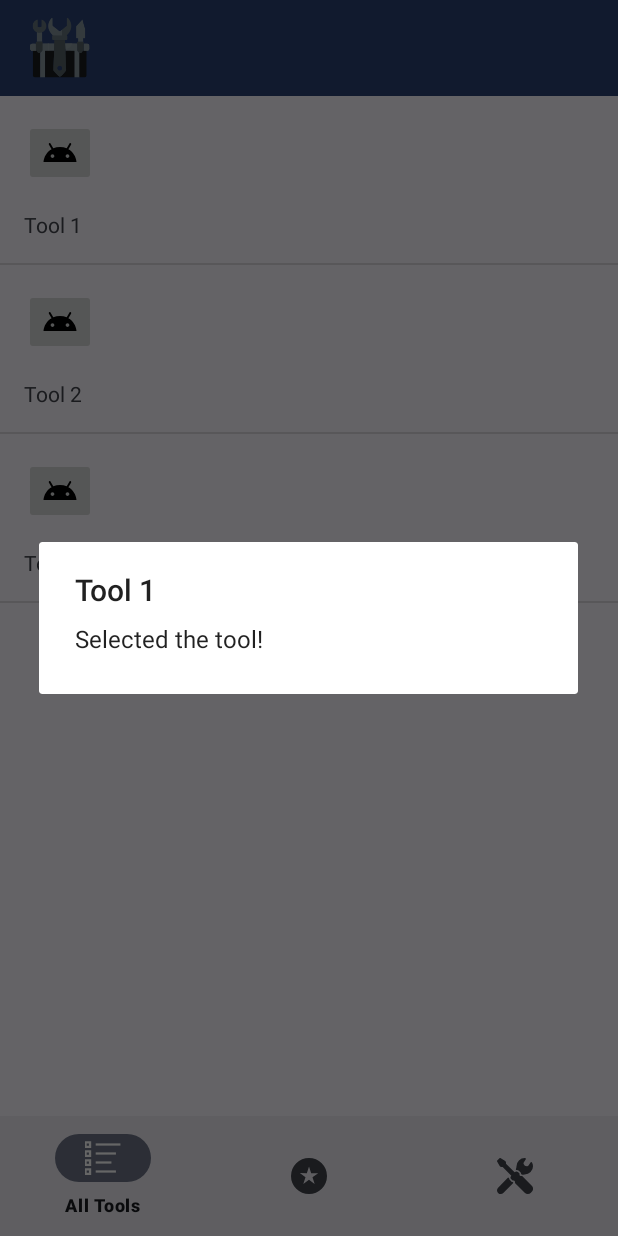
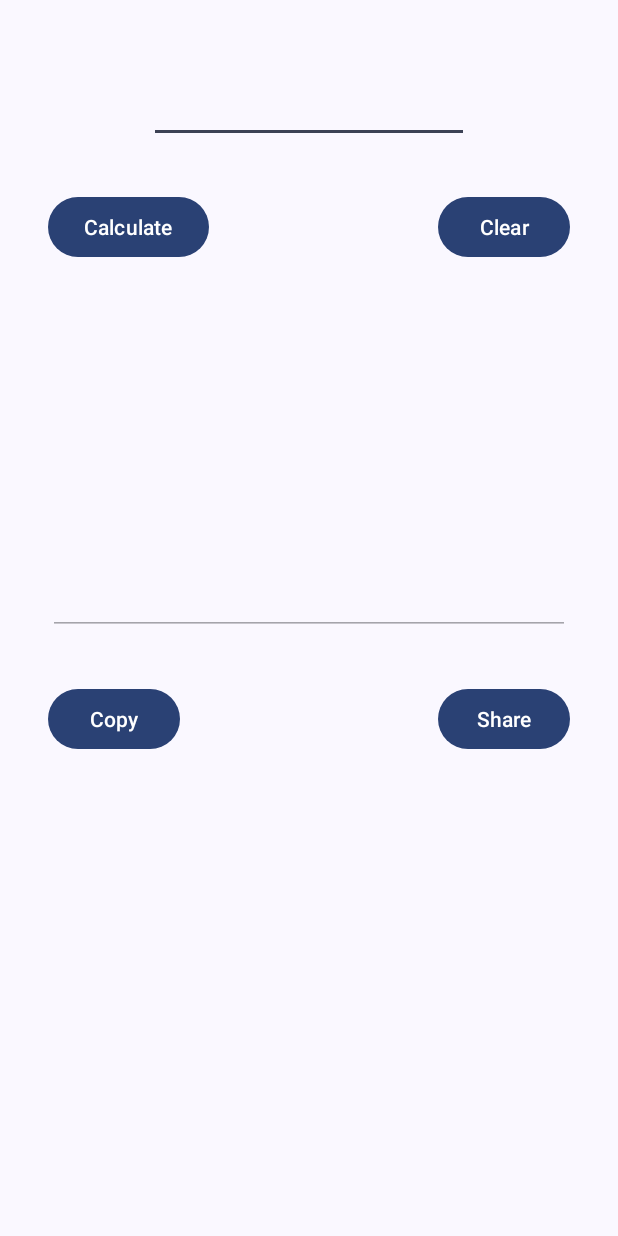
Before and after one commit to jaguar000212-tech/Tool-Kit-Workflow, an Android app: the screen it shows after launch (MainActivity before the commit, AverageCalculator after it), after a tap on an icon or button, on a phone screen of 412 x 824 dp. Run offline under Robolectric (Android 15) with nearby library versions, the phone set to English and light mode, and no system bars; our stand-ins replace navigation-ui.

Commit message:
Finished 1st Tool, AverageCalculator
- Implementation completed, without any errors
- Will work on bug improvements after testing
- UI changes if necessary

```diff
--- a/app/src/main/AndroidManifest.xml
+++ b/app/src/main/AndroidManifest.xml
@@ -9,9 +9,11 @@
         android:icon="@mipmap/ic_launcher"
         android:label="@string/app_name"
         android:roundIcon="@mipmap/ic_launcher"
-        android:supportsRtl="true"
         android:theme="@style/Theme.ToolKit"
         tools:targetApi="31">
+        <activity
+            android:name=".tools.AverageCalculator"
+            android:exported="false" />
         <activity
             android:name=".MainActivity"
             android:exported="true">
--- a/app/src/main/java/com/jaguar/toolkit/MainActivity.java
+++ b/app/src/main/java/com/jaguar/toolkit/MainActivity.java
@@ -1,5 +1,6 @@
 package com.jaguar.toolkit;
 
+import android.content.Intent;
 import android.os.Bundle;
 
 import androidx.appcompat.app.AppCompatActivity;
--- a/app/src/main/java/com/jaguar/toolkit/adapters/ToolsRecyclerAdapter.java
+++ b/app/src/main/java/com/jaguar/toolkit/adapters/ToolsRecyclerAdapter.java
@@ -2,6 +2,7 @@ package com.jaguar.toolkit.adapters;
 
 import android.app.AlertDialog;
 import android.content.Context;
+import android.content.Intent;
 import android.view.LayoutInflater;
 import android.view.View;
 import android.view.ViewGroup;
@@ -10,9 +11,11 @@ import android.widget.TextView;
 import android.widget.Toast;
 
 import androidx.annotation.NonNull;
+import androidx.cardview.widget.CardView;
 import androidx.recyclerview.widget.RecyclerView;
 
 import com.jaguar.toolkit.R;
+import com.jaguar.toolkit.components.ToolCard;
 import com.jaguar.toolkit.objects.Tool;
 
 import java.util.List;
@@ -29,8 +32,9 @@ public class ToolsRecyclerAdapter extends RecyclerView.Adapter<ToolsRecyclerAdap
     @NonNull
     @Override
     public ViewHolder onCreateViewHolder(@NonNull ViewGroup parent, int viewType) {
-        View ToolView = LayoutInflater.from(parent.getContext()).inflate(R.layout.card_tool, parent, false);
-        return new ViewHolder(ToolView);
+        ToolCard toolCard = new ToolCard(parent.getContext());
+        CardView ToolCard = toolCard.build();
+        return new ViewHolder(ToolCard);
     }
 
     @Override
@@ -56,8 +60,8 @@ public class ToolsRecyclerAdapter extends RecyclerView.Adapter<ToolsRecyclerAdap
             toolName = itemView.findViewById(R.id.tool_name);
             toolBtn = itemView.findViewById(R.id.tool_btn);
             toolBtn.setOnClickListener(v -> {
-                AlertDialog.Builder builder = new AlertDialog.Builder(itemView.getContext());
-                builder.setTitle(tool.getName()).setMessage("Selected the tool!").show();
+                Intent intent = new Intent(itemView.getContext(), tool.getActivity());
+                itemView.getContext().startActivity(intent);
             });
             toolBtn.setOnLongClickListener(v -> {
                 Toast.makeText(itemView.getContext(), tool.getDescription(), Toast.LENGTH_SHORT).show();
--- a/app/src/main/java/com/jaguar/toolkit/components/ToolCard.java
+++ b/app/src/main/java/com/jaguar/toolkit/components/ToolCard.java
@@ -3,7 +3,9 @@ package com.jaguar.toolkit.components;
 import android.content.Context;
 import android.view.LayoutInflater;
 import android.view.View;
+import android.view.ViewGroup;
 import android.widget.ImageButton;
+import android.widget.LinearLayout;
 import android.widget.TextView;
 import android.widget.Toast;
 
@@ -22,11 +24,14 @@ public class ToolCard {
     public ToolCard(Context context) {
         this.context = context;
         card = new CardView(context);
+        card.setRadius(20);
+        card.setCardElevation(10);
+        LinearLayout.LayoutParams cardViewParams = new LinearLayout.LayoutParams(ViewGroup.LayoutParams.MATCH_PARENT, ViewGroup.LayoutParams.WRAP_CONTENT);
+        card.setLayoutParams(cardViewParams);
+        ViewGroup.MarginLayoutParams cardViewMarginParams = (ViewGroup.MarginLayoutParams) card.getLayoutParams();
+        cardViewMarginParams.setMargins(20, 20, 20, 20);
+        card.requestLayout();
         view = LayoutInflater.from(context).inflate(R.layout.card_tool, null);
-        view.setOnLongClickListener(v -> {
-            Toast.makeText(context, description, Toast.LENGTH_SHORT).show();
-            return true;
-        });
         card.addView(view);
     }
 
@@ -48,11 +53,6 @@ public class ToolCard {
         return this;
     }
 
-    public ToolCard setOnClickListener(View.OnClickListener listener) {
-        view.setOnClickListener(listener);
-        return this;
-    }
-
     public CardView build() {
         return card;
     }
--- a/app/src/main/java/com/jaguar/toolkit/data/ToolList.java
+++ b/app/src/main/java/com/jaguar/toolkit/data/ToolList.java
@@ -2,15 +2,38 @@ package com.jaguar.toolkit.data;
 
 import com.jaguar.toolkit.R;
 import com.jaguar.toolkit.objects.Tool;
+import com.jaguar.toolkit.tools.AverageCalculator;
 
 import java.util.Arrays;
 import java.util.List;
 
 public class ToolList {
     static List<Tool> tools = Arrays.asList(new Tool[]{
-            new Tool("Tool 1", "This is tool 1", R.drawable.ic_tool),
-            new Tool("Tool 2", "This is tool 2", R.drawable.ic_tool),
-            new Tool("Tool 3", "This is tool 3", R.drawable.ic_tool),
+            new Tool("Average Calculator", "Calculate average with some other interesting results.", R.mipmap.ic_tool_average, AverageCalculator.class),
+            new Tool("Tool 2", "This is tool 2", R.mipmap.ic_logo_monochrome, AverageCalculator.class),
+            new Tool("Tool 3", "This is tool 3", R.mipmap.ic_logo_monochrome, AverageCalculator.class),
+            new Tool("Tool 4", "This is tool 4", R.mipmap.ic_logo_monochrome, AverageCalculator.class),
+            new Tool("Tool 5", "This is tool 5", R.mipmap.ic_logo_monochrome, AverageCalculator.class),
+            new Tool("Tool 6", "This is tool 6", R.mipmap.ic_logo_monochrome, AverageCalculator.class),
+            new Tool("Tool 7", "This is tool 7", R.mipmap.ic_logo_monochrome, AverageCalculator.class),
+            new Tool("Tool 8", "This is tool 8", R.mipmap.ic_logo_monochrome, AverageCalculator.class),
+            new Tool("Tool 9", "This is tool 9", R.mipmap.ic_logo_monochrome, AverageCalculator.class),
+            new Tool("Tool 10", "This is tool 10", R.mipmap.ic_logo_monochrome, AverageCalculator.class),
+            new Tool("Tool 11", "This is tool 11", R.mipmap.ic_logo_monochrome, AverageCalculator.class),
+            new Tool("Tool 12", "This is tool 12", R.mipmap.ic_logo_monochrome, AverageCalculator.class),
+            new Tool("Tool 13", "This is tool 13", R.mipmap.ic_logo_monochrome, AverageCalculator.class),
+            new Tool("Tool 14", "This is tool 14", R.mipmap.ic_logo_monochrome, AverageCalculator.class),
+            new Tool("Tool 15", "This is tool 15", R.mipmap.ic_logo_monochrome, AverageCalculator.class),
+            new Tool("Tool 16", "This is tool 16", R.mipmap.ic_logo_monochrome, AverageCalculator.class),
+            new Tool("Tool 17", "This is tool 17", R.mipmap.ic_logo_monochrome, AverageCalculator.class),
+            new Tool("Tool 18", "This is tool 18", R.mipmap.ic_logo_monochrome, AverageCalculator.class),
+            new Tool("Tool 19", "This is tool 19", R.mipmap.ic_logo_monochrome, AverageCalculator.class),
+            new Tool("Tool 20", "This is tool 20", R.mipmap.ic_logo_monochrome, AverageCalculator.class),
+            new Tool("Tool 21", "This is tool 21", R.mipmap.ic_logo_monochrome, AverageCalculator.class),
+            new Tool("Tool 22", "This is tool 22", R.mipmap.ic_logo_monochrome, AverageCalculator.class),
+            new Tool("Tool 23", "This is tool 23", R.mipmap.ic_logo_monochrome, AverageCalculator.class),
+            new Tool("Tool 24", "This is tool 24", R.mipmap.ic_logo_monochrome, AverageCalculator.class),
+            new Tool("Tool 25", "This is tool 25", R.mipmap.ic_logo_monochrome, AverageCalculator.class),
     });
 
     public static List<Tool> getTools() {
--- a/app/src/main/java/com/jaguar/toolkit/fragments/allTools/AllTools.java
+++ b/app/src/main/java/com/jaguar/toolkit/fragments/allTools/AllTools.java
@@ -11,6 +11,7 @@ import androidx.annotation.Nullable;
 import androidx.fragment.app.Fragment;
 import androidx.recyclerview.widget.DefaultItemAnimator;
 import androidx.recyclerview.widget.DividerItemDecoration;
+import androidx.recyclerview.widget.GridLayoutManager;
 import androidx.recyclerview.widget.LinearLayoutManager;
 import androidx.recyclerview.widget.RecyclerView;
 
@@ -39,10 +40,11 @@ public class AllTools extends Fragment {
         super.onViewCreated(view, savedInstanceState);
         RecyclerView ToolsView = view.findViewById(R.id.allToolsView);
         adapter = new ToolsRecyclerAdapter(getContext(), toolList);
-        RecyclerView.LayoutManager layoutManager = new LinearLayoutManager(getContext());
+        GridLayoutManager layoutManager = new GridLayoutManager(getContext(), 2);
         ToolsView.setLayoutManager(layoutManager);
         ToolsView.setItemAnimator(new DefaultItemAnimator());
         ToolsView.addItemDecoration(new DividerItemDecoration(getContext(), LinearLayout.VERTICAL));
+        ToolsView.addItemDecoration(new DividerItemDecoration(getContext(), LinearLayout.HORIZONTAL));
         ToolsView.setAdapter(adapter);
     }
 }
--- a/app/src/main/java/com/jaguar/toolkit/objects/Tool.java
+++ b/app/src/main/java/com/jaguar/toolkit/objects/Tool.java
@@ -1,14 +1,16 @@
 package com.jaguar.toolkit.objects;
 
-public class Tool {
+public class Tool<T> {
     String name;
     String description;
     int icon;
+    Class<T> activity;
 
-    public Tool(String name, String description, int icon) {
+    public Tool(String name, String description, int icon, Class<T> activity) {
         this.name = name;
         this.description = description;
         this.icon = icon;
+        this.activity = activity;
     }
 
     public String getName() {
@@ -23,15 +25,9 @@ public class Tool {
         return icon;
     }
 
-    public void setName(String name) {
-        this.name = name;
+    public Class<T> getActivity() {
+        return activity;
     }
 
-    public void setDescription(String description) {
-        this.description = description;
-    }
 
-    public void setIcon(int icon) {
-        this.icon = icon;
-    }
 }
--- a/app/src/main/res/layout/activity_main.xml
+++ b/app/src/main/res/layout/activity_main.xml
@@ -17,12 +17,13 @@
     <fragment
         android:id="@+id/navhost"
         android:name="androidx.navigation.fragment.NavHostFragment"
-        app:navGraph="@navigation/navigation_main"
         android:layout_width="match_parent"
         android:layout_height="match_parent"
+        android:layout_above="@id/inc_navbar"
         android:layout_below="@id/inc_appbar"
-        android:layout_above="@id/inc_navbar"
-        android:layout_centerVertical="true"/>
+        android:layout_centerVertical="true"
+        app:defaultNavHost="true"
+        app:navGraph="@navigation/navigation_main" />
 
     <include
         android:id="@+id/inc_navbar"
--- a/app/src/main/res/layout/card_tool.xml
+++ b/app/src/main/res/layout/card_tool.xml
@@ -7,15 +7,14 @@
 
     <ImageButton
         android:id="@+id/tool_btn"
-        android:layout_width="wrap_content"
-        android:layout_height="wrap_content"
+        android:layout_width="150dp"
+        android:layout_height="150dp"
         android:layout_marginStart="16dp"
         android:layout_marginTop="16dp"
         android:layout_marginEnd="16dp"
         app:layout_constraintEnd_toEndOf="parent"
         app:layout_constraintStart_toStartOf="parent"
-        app:layout_constraintTop_toTopOf="parent"
-        tools:srcCompat="@tools:sample/avatars" />
+        app:layout_constraintTop_toTopOf="parent" />
 
     <TextView
         android:id="@+id/tool_name"
@@ -25,6 +24,9 @@
         android:layout_marginTop="16dp"
         android:layout_marginEnd="16dp"
         android:layout_marginBottom="16dp"
+        android:gravity="center"
+        android:textAlignment="center"
+        android:textAppearance="@style/TextAppearance.AppCompat.Medium"
         app:layout_constraintBottom_toBottomOf="parent"
         app:layout_constraintEnd_toEndOf="parent"
         app:layout_constraintStart_toStartOf="parent"
--- a/app/src/main/res/layout/fragment_all_tools.xml
+++ b/app/src/main/res/layout/fragment_all_tools.xml
@@ -1,6 +1,5 @@
 <?xml version="1.0" encoding="utf-8"?>
 <FrameLayout xmlns:android="http://schemas.android.com/apk/res/android"
-    xmlns:app="http://schemas.android.com/apk/res-auto"
     xmlns:tools="http://schemas.android.com/tools"
     android:layout_width="match_parent"
     android:layout_height="match_parent"
--- a/app/src/main/res/layout/fragment_favourite_tools.xml
+++ b/app/src/main/res/layout/fragment_favourite_tools.xml
@@ -9,6 +9,6 @@
         android:layout_width="match_parent"
         android:layout_height="match_parent"
         android:gravity="center"
-        android:text="Hello" />
+        android:text="Implementing Soon" />
 
 </FrameLayout>
--- /dev/null
+++ b/app/src/main/res/layout/tool_average_calculator.xml
@@ -0,0 +1,80 @@
+<?xml version="1.0" encoding="utf-8"?>
+<androidx.constraintlayout.widget.ConstraintLayout xmlns:android="http://schemas.android.com/apk/res/android"
+    xmlns:app="http://schemas.android.com/apk/res-auto"
+    xmlns:tools="http://schemas.android.com/tools"
+    android:id="@+id/main"
+    android:layout_width="match_parent"
+    android:layout_height="match_parent"
+    tools:context=".tools.AverageCalculator">
+
+    <EditText
+        android:id="@+id/inputText"
+        android:layout_width="wrap_content"
+        android:layout_height="wrap_content"
+        android:layout_marginTop="50dp"
+        android:digits="0123456789.,"
+        android:ems="10"
+        android:inputType="number"
+        app:layout_constraintEnd_toEndOf="parent"
+        app:layout_constraintStart_toStartOf="parent"
+        app:layout_constraintTop_toTopOf="parent" />
+
+    <EditText
+        android:id="@+id/outputText"
+        android:layout_width="0dp"
+        android:layout_height="wrap_content"
+        android:layout_marginStart="32dp"
+        android:layout_marginTop="32dp"
+        android:layout_marginEnd="32dp"
+        android:editable="false"
+        android:ems="10"
+        android:enabled="false"
+        android:gravity="start|top"
+        android:inputType="textMultiLine"
+        android:lines="9"
+        app:layout_constraintEnd_toEndOf="parent"
+        app:layout_constraintHorizontal_bias="0.497"
+        app:layout_constraintStart_toStartOf="parent"
+        app:layout_constraintTop_toBottomOf="@+id/calculate" />
+
+    <Button
+        android:id="@+id/calculate"
+        android:layout_width="wrap_content"
+        android:layout_height="wrap_content"
+        android:layout_marginStart="32dp"
+        android:layout_marginTop="32dp"
+        android:text="Calculate"
+        app:layout_constraintStart_toStartOf="parent"
+        app:layout_constraintTop_toBottomOf="@+id/inputText" />
+
+    <Button
+        android:id="@+id/clear"
+        android:layout_width="wrap_content"
+        android:layout_height="wrap_content"
+        android:layout_marginTop="32dp"
+        android:layout_marginEnd="32dp"
+        android:text="Clear"
+        app:layout_constraintEnd_toEndOf="parent"
+        app:layout_constraintTop_toBottomOf="@+id/inputText" />
+
+    <Button
+        android:id="@+id/copyClp"
+        android:layout_width="wrap_content"
+        android:layout_height="wrap_content"
+        android:layout_marginStart="32dp"
+        android:layout_marginTop="32dp"
+        android:text="Copy"
+        app:layout_constraintStart_toStartOf="parent"
+        app:layout_constraintTop_toBottomOf="@+id/outputText" />
+
+    <Button
+        android:id="@+id/share"
+        android:layout_width="wrap_content"
+        android:layout_height="wrap_content"
+        android:layout_marginTop="32dp"
+        android:layout_marginEnd="32dp"
+        android:text="Share"
+        app:layout_constraintEnd_toEndOf="parent"
+        app:layout_constraintTop_toBottomOf="@+id/outputText" />
+
+</androidx.constraintlayout.widget.ConstraintLayout>
```
Also changed, not shown: app/src/main/java/com/jaguar/toolkit/tools/AverageCalculator.java (added, +124 -0 lines), app/src/main/res/layout/fragment_settings.xml (+2 -17 lines), app/src/main/res/mipmap-hdpi/ic_tool_average.png (added), app/src/main/res/mipmap-mdpi/ic_tool_average.png (added), app/src/main/res/mipmap-xhdpi/ic_tool_average.png (added), app/src/main/res/mipmap-xxhdpi/ic_tool_average.png (added), app/src/main/res/mipmap-xxxhdpi/ic_tool_average.png (added).
